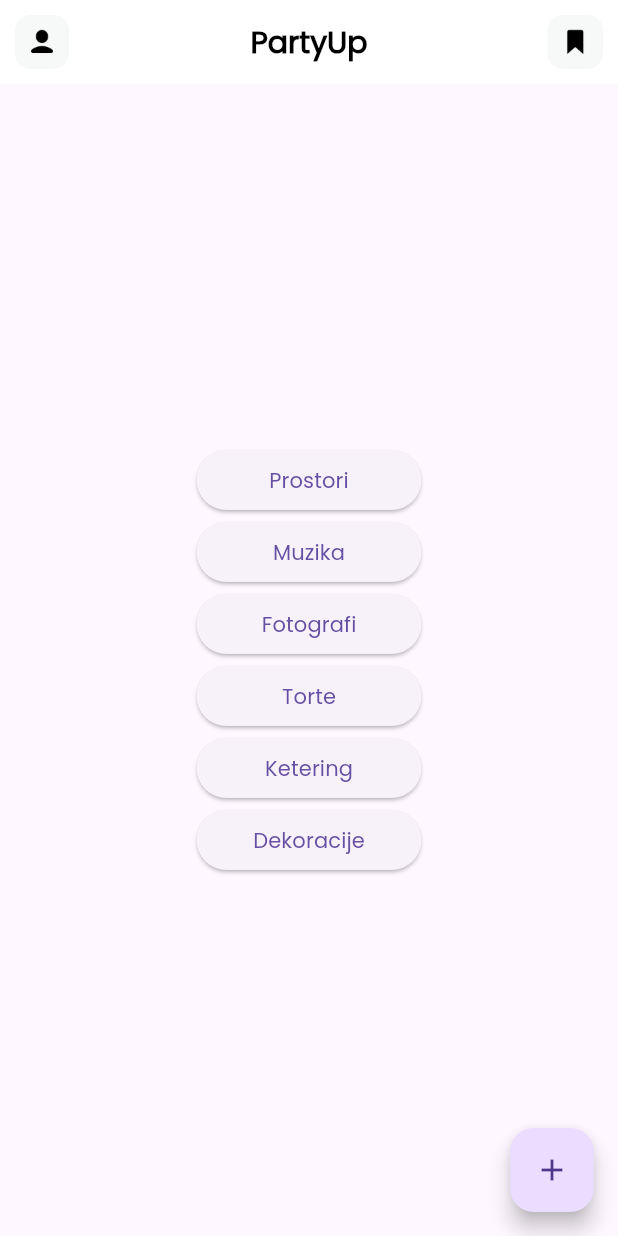
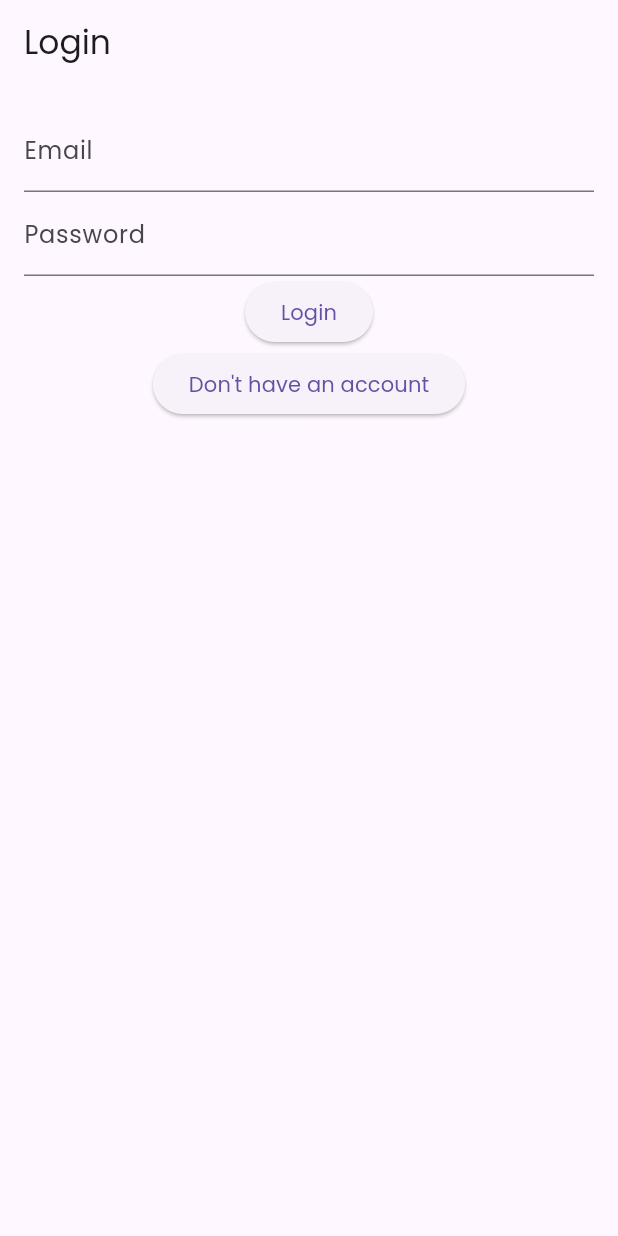
Before and after one commit to steva1312/MTS-PartyUp, a Flutter app: the screen it shows after launch, on a phone screen of 412 x 824 dp. Run offline on Flutter 3.47's test engine with Material 3 defaults, Android fonts, the light colour scheme and no system bars; our stand-ins replace firebase_auth, firebase_core, firebase_database; accounts and stored records are empty.

Commit message:
pocet login
zapocet login register

```diff
--- a/lib/main.dart
+++ b/lib/main.dart
@@ -2,6 +2,8 @@ import 'package:firebase_core/firebase_core.dart';
 import 'package:flutter/material.dart';
 import 'package:mts_partyup/firebase_options.dart';
 import 'package:mts_partyup/pages/home.dart';
+import 'package:mts_partyup/pages/login.dart';
+import 'package:mts_partyup/pages/register.dart';
 
 Future<void> main() async {
   // Connets your flutter project with firebase
@@ -18,7 +20,7 @@ class MyApp extends StatelessWidget {
     return MaterialApp(
       debugShowCheckedModeBanner: false,
       theme: ThemeData(fontFamily: 'Poppins'),
-      home: Home(),
+      home: Login(),
     );
   }
 }
--- a/lib/pages/home.dart
+++ b/lib/pages/home.dart
@@ -42,49 +42,30 @@ class Home extends StatelessWidget {
           ),
       ),
       elevation: 0.0,
-
-      leading: GestureDetector(
-        onTap: () {
+      leading: IconButton(
+        onPressed: () {
           Navigator.of(context).push(
             MaterialPageRoute(builder: (context) => const Nalog())
           );
         },
-        child: Container(
-          margin: const EdgeInsets.all(10),
-          alignment: Alignment.center,
-          decoration: BoxDecoration(
-              color: const Color(0xffF7F8F8),
-              borderRadius: BorderRadius.circular(10)
-            ),
-          child: Image.asset(
-            'assets/icons/user.png',
-            height: 20,
-          ),
-        )
+        icon: const Icon(
+          Icons.person,
+          color: Colors.black,
+        ),
       ),
-
       actions: [
-        GestureDetector(
-          onTap: () {
+        IconButton(
+          onPressed: () {
             Navigator.of(context).push(
               MaterialPageRoute(builder: (context) => const Bookmark())
             );
           },
-          child: Container(
-            width: 37,
-            margin: const EdgeInsets.all(10),
-            alignment: Alignment.center,
-            decoration: BoxDecoration(
-                color: const Color(0xffF7F8F8),
-                borderRadius: BorderRadius.circular(10)
-              ),
-            child: Image.asset(
-              'assets/icons/bookmark.png',
-              height: 20,
-            ),
-          )
-        )
-      ],
+          icon: const Icon(
+            Icons.bookmark,
+            color: Colors.black,
+          ),
+        ),
+      ]
     );
   }
 
--- /dev/null
+++ b/lib/pages/login.dart
@@ -0,0 +1,108 @@
+import 'package:flutter/material.dart';
+import 'package:firebase_auth/firebase_auth.dart';
+import 'package:mts_partyup/pages/home.dart';
+import 'package:mts_partyup/pages/register.dart';
+
+class Login extends StatefulWidget {
+  @override
+  _LoginPageState createState() => _LoginPageState();
+}
+
+class _LoginPageState extends State<Login> {
+  final _formKey = GlobalKey<FormState>();
+  final _emailController = TextEditingController();
+  final _passwordController = TextEditingController();
+
+  @override
+  void initState() {
+    super.initState();
+    checkIfUserIsLoggedIn();
+  }
+
+  Future<void> checkIfUserIsLoggedIn() async {
+    final user = FirebaseAuth.instance.currentUser;
+
+    if (user != null) {
+      // User is logged in
+      Navigator.of(context).pushReplacement(
+        MaterialPageRoute(builder: (context) => Home()),
+      );
+    }
+  }
+
+  @override
+  Widget build(BuildContext context) {
+    return Scaffold(
+      appBar: AppBar(title: Text('Login')),
+      body: ListView(
+        padding: EdgeInsets.all(16.0),
+        children: [
+          Form(
+            key: _formKey,
+            child: Column(
+              children: <Widget>[
+                TextFormField(
+                  controller: _emailController,
+                  decoration: InputDecoration(labelText: 'Email'),
+                  validator: (value) {
+                    if (value == null || value.isEmpty) {
+                      return 'Please enter your email';
+                    }
+                    return null;
+                  },
+                ),
+                TextFormField(
+                  controller: _passwordController,
+                  decoration: InputDecoration(labelText: 'Password'),
+                  obscureText: true,
+                  validator: (value) {
+                    if (value == null || value.isEmpty) {
+                      return 'Please enter your password';
+                    }
+                    return null;
+                  },
+                ),
+                ElevatedButton(
+                  onPressed: () {
+                    if (_formKey.currentState?.validate() ?? false) {
+                      _login(_emailController.text, _passwordController.text);
+                    }
+                  },
+                  child: Text('Login'),
+                ),
+                ElevatedButton(
+                  onPressed: () {
+                    Navigator.of(context).push(
+                      MaterialPageRoute(builder: (context) => Register()), // replace with your register page
+                    );
+                  },
+                  child: Text("Don't have an account"),
+                ),
+              ],
+            ),
+          ),
+        ],
+      ),
+    );
+  }
+
+  Future<void> _login(String email, String password) async {
+    try {
+      await FirebaseAuth.instance.signInWithEmailAndPassword(
+        email: email,
+        password: password,
+      );
+      Navigator.of(context).pushReplacement(
+        MaterialPageRoute(builder: (context) => Home()), // replace with your home page
+      );
+    } on FirebaseAuthException catch (e) {
+      if (e.code == 'user-not-found') {
+        print('No user found for that email.');
+      } else if (e.code == 'wrong-password') {
+        print('Wrong password provided for that user.');
+      }
+    } catch (e) {
+      print(e);
+    }
+  }
+}
--- a/lib/pages/objekti.dart
+++ b/lib/pages/objekti.dart
@@ -6,9 +6,9 @@ class Objekti extends StatefulWidget {
   final TipUsluge tipObjekta;
 
   const Objekti({
-    Key? key,
+    super.key,
     required this.tipObjekta
-  }) : super(key: key);
+  });
 
   @override
   State<Objekti> createState() => _ObjektiState();
--- a/pubspec.yaml
+++ b/pubspec.yaml
@@ -36,7 +36,11 @@ dependencies:
   cupertino_icons: ^1.0.2
   firebase_core: ^2.24.2
   firebase_database: ^10.3.8
+<<<<<<< Updated upstream
   uuid: ^4.2.2
+=======
+  firebase_auth: ^4.16.0
+>>>>>>> Stashed changes
 
 dev_dependencies:
   flutter_test:
@@ -47,7 +51,7 @@ dev_dependencies:
   # activated in the `analysis_options.yaml` file located at the root of your
   # package. See that file for information about deactivating specific lint
   # rules and activating additional ones.
-  flutter_lints: ^2.0.0
+  flutter_lints: ^3.0.1
 
 # For information on the generic Dart part of this file, see the
 # following page: https://dart.dev/tools/pub/pubspec
```
Also changed, not shown: lib/pages/register.dart (added, +130 -0 lines), pubspec.lock, 12 other files.
